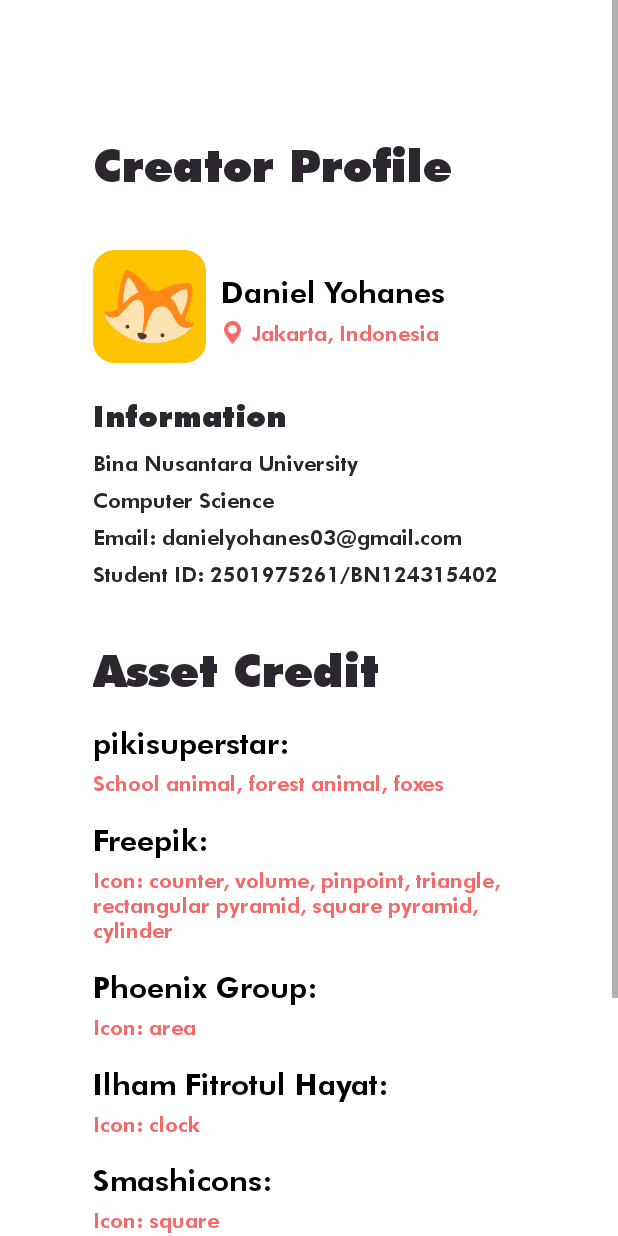
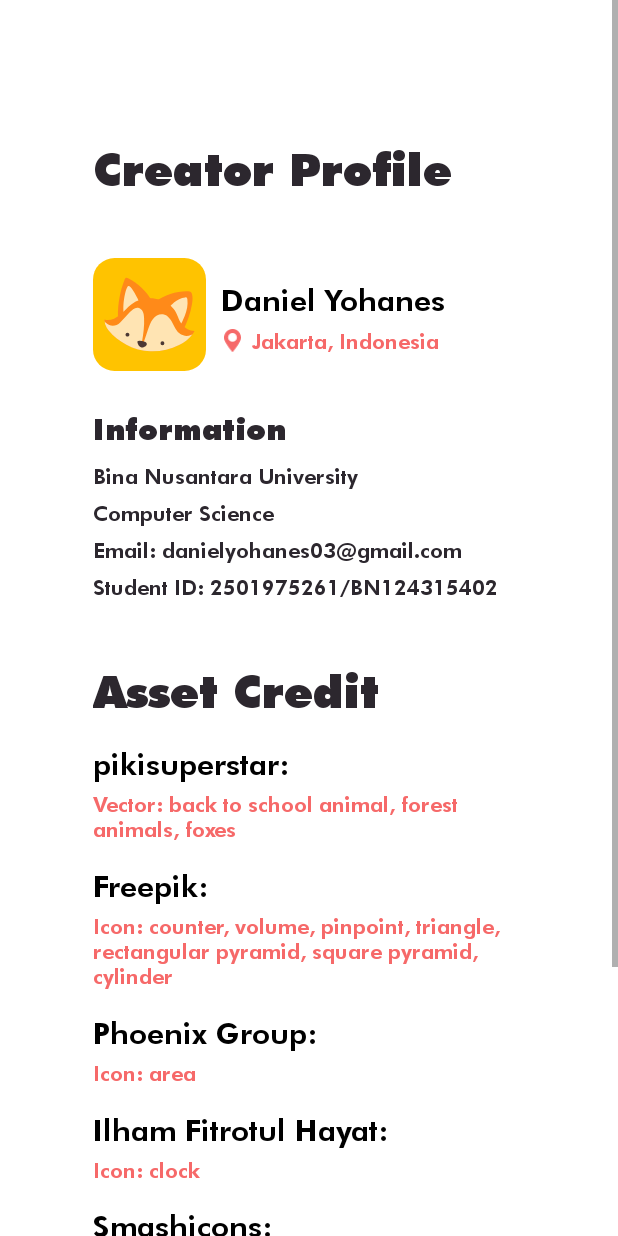
Before and after one commit to Scleepy/LnTFinalProject_Mobile-A_Daniel-Yohanes, an Android app: the CreatorProfile screen opened directly, with no data from a screen before it, on a phone screen of 412 x 824 dp. Run offline under Robolectric (Android 15) with nearby library versions, the phone set to English and light mode, and no system bars.

Commit message:
Cleaned Up Drawables

```diff
--- a/app/src/main/res/layout/activity_creatorprofile.xml
+++ b/app/src/main/res/layout/activity_creatorprofile.xml
@@ -202,7 +202,7 @@
                 android:layout_width="wrap_content"
                 android:layout_height="wrap_content"
                 android:fontFamily="@font/futura_heavy"
-                android:text="School animal, forest animal, foxes"
+                android:text="Vector: back to school animal, forest animals, foxes"
                 android:textColor="#F66969"
                 android:textSize="14sp"
                 android:layout_marginTop="5dp"
```
